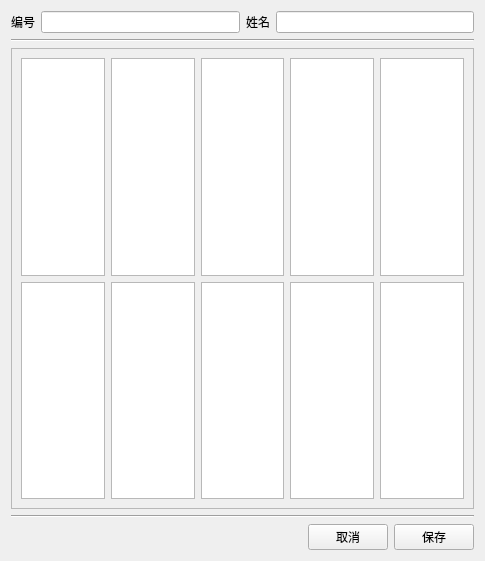
Qt form UI/ui_import_image.ui (Orange-66/LAPS-v1.0) before a commit.
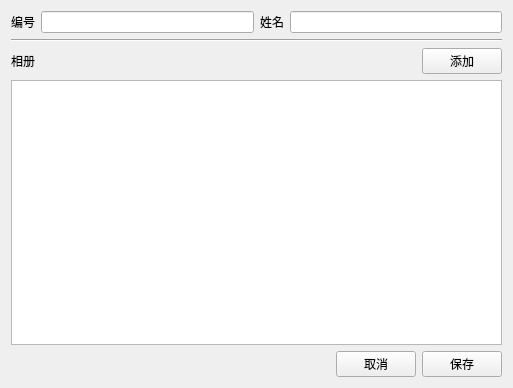
The same form after that commit.

What changed in the file:
```diff
--- a/UI/ui_import_image.ui
+++ b/UI/ui_import_image.ui
@@ -6,8 +6,8 @@
    <rect>
     <x>0</x>
     <y>0</y>
-    <width>485</width>
-    <height>561</height>
+    <width>513</width>
+    <height>388</height>
    </rect>
   </property>
   <property name="windowTitle">
@@ -26,7 +26,11 @@
         </widget>
        </item>
        <item>
-        <widget class="QLineEdit" name="lineEdit_2"/>
+        <widget class="QLineEdit" name="line_patient_id">
+         <property name="readOnly">
+          <bool>true</bool>
+         </property>
+        </widget>
        </item>
       </layout>
      </item>
@@ -40,197 +44,16 @@
         </widget>
        </item>
        <item>
-        <widget class="QLineEdit" name="lineEdit_3"/>
+        <widget class="QLineEdit" name="line_patient_name">
+         <property name="readOnly">
+          <bool>true</bool>
+         </property>
+        </widget>
        </item>
       </layout>
      </item>
     </layout>
    </item>
-   <item>
-    <widget class="Line" name="line_3">
-     <property name="orientation">
-      <enum>Qt::Horizontal</enum>
-     </property>
-    </widget>
-   </item>
-   <item>
-    <widget class="QFrame" name="frame">
-     <property name="frameShape">
-      <enum>QFrame::StyledPanel</enum>
-     </property>
-     <property name="frameShadow">
-      <enum>QFrame::Raised</enum>
-     </property>
-     <layout class="QGridLayout" name="gridLayout_3">
-      <item row="0" column="0">
-       <widget class="QGraphicsView" name="graphicsView">
-        <property name="sizePolicy">
-         <sizepolicy hsizetype="Expanding" vsizetype="Minimum">
-          <horstretch>0</horstretch>
-          <verstretch>0</verstretch>
-         </sizepolicy>
-        </property>
-        <property name="minimumSize">
-         <size>
-          <width>0</width>
-          <height>0</height>
-         </size>
-        </property>
-        <property name="maximumSize">
-         <size>
-          <width>1000</width>
-          <height>1000</height>
-         </size>
-        </property>
-       </widget>
-      </item>
-      <item row="0" column="1">
-       <widget class="QGraphicsView" name="graphicsView_2">
-        <property name="sizePolicy">
-         <sizepolicy hsizetype="Expanding" vsizetype="Minimum">
-          <horstretch>0</horstretch>
-          <verstretch>0</verstretch>
-         </sizepolicy>
-        </property>
-        <property name="maximumSize">
-         <size>
-          <width>1000</width>
-          <height>1000</height>
-         </size>
-        </property>
-       </widget>
-      </item>
-      <item row="0" column="2">
-       <widget class="QGraphicsView" name="graphicsView_3">
-        <property name="sizePolicy">
-         <sizepolicy hsizetype="Expanding" vsizetype="Minimum">
-          <horstretch>0</horstretch>
-          <verstretch>0</verstretch>
-         </sizepolicy>
-        </property>
-        <property name="maximumSize">
-         <size>
-          <width>1000</width>
-          <height>1000</height>
-         </size>
-        </property>
-       </widget>
-      </item>
-      <item row="0" column="3">
-       <widget class="QGraphicsView" name="graphicsView_4">
-        <property name="sizePolicy">
-         <sizepolicy hsizetype="Expanding" vsizetype="Minimum">
-          <horstretch>0</horstretch>
-          <verstretch>0</verstretch>
-         </sizepolicy>
-        </property>
-        <property name="maximumSize">
-         <size>
-          <width>1000</width>
-          <height>1000</height>
-         </size>
-        </property>
-       </widget>
-      </item>
-      <item row="0" column="4">
-       <widget class="QGraphicsView" name="graphicsView_5">
-        <property name="sizePolicy">
-         <sizepolicy hsizetype="Expanding" vsizetype="Minimum">
-          <horstretch>0</horstretch>
-          <verstretch>0</verstretch>
-         </sizepolicy>
-        </property>
-        <property name="maximumSize">
-         <size>
-          <width>1000</width>
-          <height>1000</height>
-         </size>
-        </property>
-       </widget>
-      </item>
-      <item row="1" column="0">
-       <widget class="QGraphicsView" name="graphicsView_6">
-        <property name="sizePolicy">
-         <sizepolicy hsizetype="Expanding" vsizetype="Minimum">
-          <horstretch>0</horstretch>
-          <verstretch>0</verstretch>
-         </sizepolicy>
-        </property>
-        <property name="maximumSize">
-         <size>
-          <width>1000</width>
-          <height>1000</height>
-         </size>
-        </property>
-       </widget>
-      </item>
-      <item row="1" column="1">
-       <widget class="QGraphicsView" name="graphicsView_8">
-        <property name="sizePolicy">
-         <sizepolicy hsizetype="Expanding" vsizetype="Minimum">
-          <horstretch>0</horstretch>
-          <verstretch>0</verstretch>
-         </sizepolicy>
-        </property>
-        <property name="maximumSize">
-         <size>
-          <width>1000</width>
-          <height>1000</height>
-         </size>
-        </property>
-       </widget>
-      </item>
-      <item row="1" column="2">
-       <widget class="QGraphicsView" name="graphicsView_9">
-        <property name="sizePolicy">
-         <sizepolicy hsizetype="Expanding" vsizetype="Minimum">
-          <horstretch>0</horstretch>
-          <verstretch>0</verstretch>
-         </sizepolicy>
-        </property>
-        <property name="maximumSize">
-         <size>
-          <width>1000</width>
-          <height>1000</height>
-         </size>
-        </property>
-       </widget>
-      </item>
-      <item row="1" column="3">
-       <widget class="QGraphicsView" name="graphicsView_10">
-        <property name="sizePolicy">
-         <sizepolicy hsizetype="Expanding" vsizetype="Minimum">
-          <horstretch>0</horstretch>
-          <verstretch>0</verstretch>
-         </sizepolicy>
-        </property>
-        <property name="maximumSize">
-         <size>
-          <width>1000</width>
-          <height>1000</height>
-         </size>
-        </property>
-       </widget>
-      </item>
-      <item row="1" column="4">
-       <widget class="QGraphicsView" name="graphicsView_7">
-        <property name="sizePolicy">
-         <sizepolicy hsizetype="Expanding" vsizetype="Minimum">
-          <horstretch>0</horstretch>
-          <verstretch>0</verstretch>
-         </sizepolicy>
-        </property>
-        <property name="maximumSize">
-         <size>
-          <width>1000</width>
-          <height>1000</height>
-         </size>
-        </property>
-       </widget>
-      </item>
-     </layout>
-    </widget>
-   </item>
    <item>
     <widget class="Line" name="line_4">
      <property name="orientation">
@@ -239,7 +62,102 @@
     </widget>
    </item>
    <item>
-    <layout class="QHBoxLayout" name="horizontalLayout_6">
+    <layout class="QHBoxLayout" name="horizontalLayout_14">
+     <item>
+      <widget class="QLabel" name="label_12">
+       <property name="text">
+        <string>相册</string>
+       </property>
+      </widget>
+     </item>
+     <item>
+      <spacer name="horizontalSpacer_2">
+       <property name="orientation">
+        <enum>Qt::Horizontal</enum>
+       </property>
+       <property name="sizeHint" stdset="0">
+        <size>
+         <width>40</width>
+         <height>20</height>
+        </size>
+       </property>
+      </spacer>
+     </item>
+     <item>
+      <widget class="QPushButton" name="btn_add_image">
+       <property name="text">
+        <string>添加</string>
+       </property>
+      </widget>
+     </item>
+    </layout>
+   </item>
+   <item>
+    <widget class="QTableWidget" name="wtable_album">
+     <property name="sizePolicy">
+      <sizepolicy hsizetype="Expanding" vsizetype="Expanding">
+       <horstretch>0</horstretch>
+       <verstretch>0</verstretch>
+      </sizepolicy>
+     </property>
+     <property name="baseSize">
+      <size>
+       <width>0</width>
+       <height>0</height>
+      </size>
+     </property>
+     <property name="layoutDirection">
+      <enum>Qt::LeftToRight</enum>
+     </property>
+     <property name="autoFillBackground">
+      <bool>false</bool>
+     </property>
+     <property name="horizontalScrollBarPolicy">
+      <enum>Qt::ScrollBarAlwaysOff</enum>
+     </property>
+     <property name="sizeAdjustPolicy">
+      <enum>QAbstractScrollArea::AdjustIgnored</enum>
+     </property>
+     <attribute name="horizontalHeaderVisible">
+      <bool>false</bool>
+     </attribute>
+     <attribute name="horizontalHeaderDefaultSectionSize">
+      <number>70</number>
+     </attribute>
+     <attribute name="horizontalHeaderHighlightSections">
+      <bool>true</bool>
+     </attribute>
+     <attribute name="horizontalHeaderMinimumSectionSize">
+      <number>70</number>
+     </attribute>
+     <attribute name="horizontalHeaderStretchLastSection">
+      <bool>true</bool>
+     </attribute>
+     <attribute name="verticalHeaderVisible">
+      <bool>false</bool>
+     </attribute>
+     <attribute name="verticalHeaderStretchLastSection">
+      <bool>false</bool>
+     </attribute>
+     <column>
+      <property name="text">
+       <string>新建列</string>
+      </property>
+     </column>
+     <column>
+      <property name="text">
+       <string>新建列</string>
+      </property>
+     </column>
+     <column>
+      <property name="text">
+       <string>新建列</string>
+      </property>
+     </column>
+    </widget>
+   </item>
+   <item>
+    <layout class="QHBoxLayout" name="horizontalLayout_4">
      <item>
       <spacer name="horizontalSpacer">
        <property name="orientation">
@@ -254,22 +172,18 @@
       </spacer>
      </item>
      <item>
-      <layout class="QHBoxLayout" name="horizontalLayout_11">
-       <item>
-        <widget class="QPushButton" name="pushButton_2">
-         <property name="text">
-          <string>取消</string>
-         </property>
-        </widget>
-       </item>
-       <item>
-        <widget class="QPushButton" name="pushButton">
-         <property name="text">
-          <string>保存</string>
-         </property>
-        </widget>
-       </item>
-      </layout>
+      <widget class="QPushButton" name="btn_cancel">
+       <property name="text">
+        <string>取消</string>
+       </property>
+      </widget>
+     </item>
+     <item>
+      <widget class="QPushButton" name="btn_done">
+       <property name="text">
+        <string>保存</string>
+       </property>
+      </widget>
      </item>
     </layout>
    </item>
```
